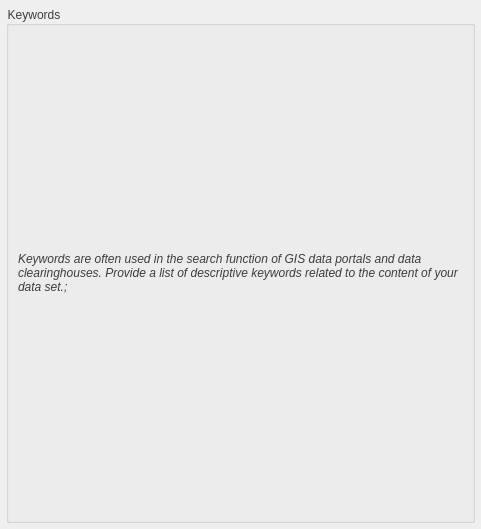
The window that pymdwizard/gui/ui_files/Keywords.ui (DOI-USGS/fort-pymdwizard) describes before a commit, drawn with Qt 5.
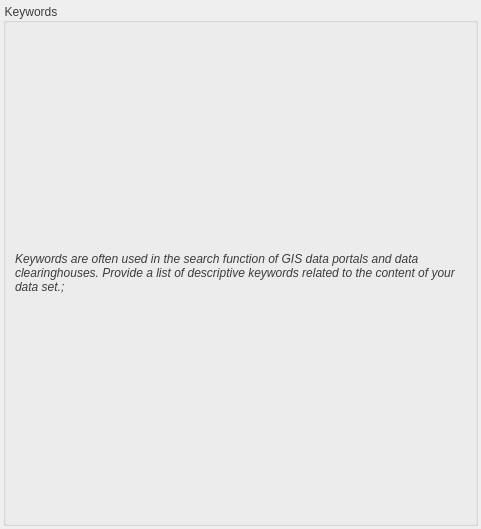
The same window after the commit.

Patch:
```diff
--- a/pymdwizard/gui/ui_files/Keywords.ui
+++ b/pymdwizard/gui/ui_files/Keywords.ui
@@ -34,22 +34,22 @@
   </property>
   <layout class="QVBoxLayout" name="verticalLayout_2">
    <property name="spacing">
-    <number>0</number>
+    <number>6</number>
    </property>
    <property name="sizeConstraint">
     <enum>QLayout::SetNoConstraint</enum>
    </property>
    <property name="leftMargin">
-    <number>6</number>
+    <number>3</number>
    </property>
    <property name="topMargin">
-    <number>6</number>
+    <number>3</number>
    </property>
    <property name="rightMargin">
-    <number>6</number>
+    <number>3</number>
    </property>
    <property name="bottomMargin">
-    <number>6</number>
+    <number>3</number>
    </property>
    <item>
     <widget class="QGroupBox" name="fgdc_keywords">
```
